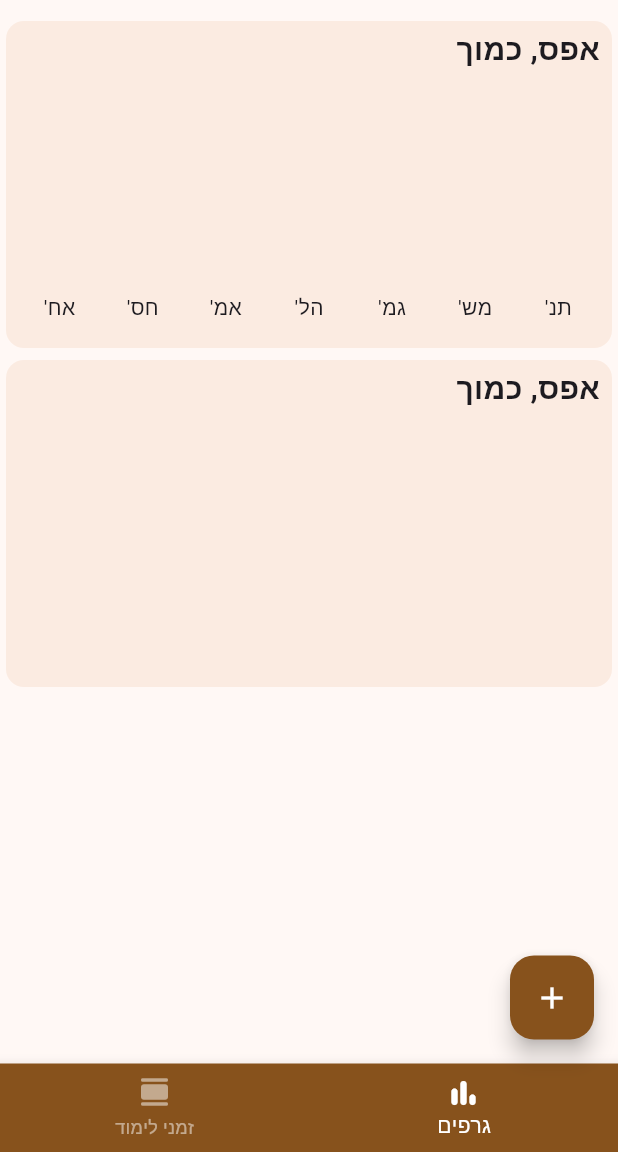
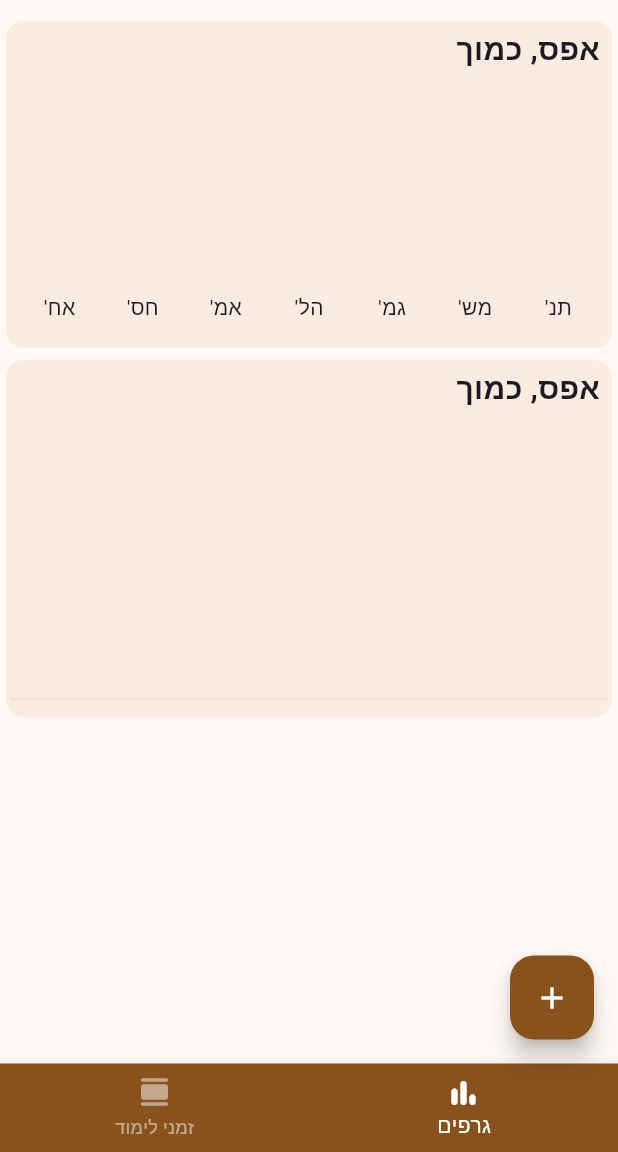
Before and after one commit to AmihayTheKing/toralog, a Flutter app: the screen it shows after launch, item 2 of the bottom bar chosen, on a phone screen of 412 x 824 dp, the part 84-1236 px from its top. Run offline on Flutter 3.47's test engine with Material 3 defaults, Android fonts, the phone set to English and light mode, and no system bars; our stand-ins replace sqflite; missing offline and left inert: kosher_dart; accounts and stored records are empty.

Commit message:
Changes to be committed: 	modified:   lib/models/learn_time.dart 	modified:   lib/models/learn_times_bucket.dart 	modified:   lib/util/general_util.dart 	modified:   lib/widgets/chart/multi_color_chart.dart 	modified:   lib/widgets/chart/multi_color_chart_bar.dart 	modified:   lib/widgets/screens/charts_screen.dart

```diff
--- a/lib/models/learn_time.dart
+++ b/lib/models/learn_time.dart
@@ -60,11 +60,13 @@ class LearnTime {
     return (minutesEnd - minutesStart) / 60;
   }
 
-  String get formattedHours => hours < 1
-      ? '${doublesFormat.format((hours * 60) % 60)} דקות'
-      : hours.toInt() == hours
-          ? '${doublesFormat.format(hours.floor())} שעות'
-          : '${doublesFormat.format(hours.floor())} שעות ו${doublesFormat.format((hours * 60) % 60)} דקות';
+  String get formattedHours => hours == 0
+      ? 'ביטול תורה מוחלט'
+      : hours < 1
+          ? '${doublesFormat.format((hours * 60) % 60)} דקות'
+          : hours.toInt() == hours
+              ? '${doublesFormat.format(hours.floor())} שעות'
+              : '${doublesFormat.format(hours.floor())} שעות ו${doublesFormat.format((hours * 60) % 60)} דקות';
 
   Map<String, dynamic> get map => {
         'id': id,
--- a/lib/models/learn_times_bucket.dart
+++ b/lib/models/learn_times_bucket.dart
@@ -24,7 +24,7 @@ class LearnTimesBucket {
     return sum;
   }
 
-  String get formmettedAmount => amount == 0
+  String get formattedAmount => amount == 0
       ? 'אפס, כמוך'
       : amount < 1
           ? '${doublesFormat.format((amount * 60) % 60)} דקות'
--- a/lib/util/general_util.dart
+++ b/lib/util/general_util.dart
@@ -17,6 +17,11 @@ final HebrewDateFormatter jewishDateFormat = HebrewDateFormatter()
 final DateFormat onlyHourDateFormat = DateFormat.Hm();
 
 extension DateTimeExtenson on DateTime {
+  DateTime get onlyDate {
+    return copyWith(
+        hour: 0, minute: 0, second: 0, millisecond: 0, microsecond: 0);
+  }
+
   bool isSameDate(DateTime other) {
     return year == other.year && month == other.month && day == other.day;
   }
--- a/lib/widgets/chart/multi_color_chart.dart
+++ b/lib/widgets/chart/multi_color_chart.dart
@@ -1,5 +1,6 @@
 import 'package:flutter/material.dart';
 import 'package:kosher_dart/kosher_dart.dart';
+import 'package:zman_limud_demo/util/category.dart';
 import 'package:zman_limud_demo/util/general_util.dart';
 import 'package:zman_limud_demo/widgets/chart/multi_color_chart_bar.dart';
 import 'package:zman_limud_demo/models/learn_times_bucket.dart';
@@ -13,7 +14,7 @@ class MultiColorChart extends StatelessWidget {
 
   final List<LearnTimesBucket> buckets;
   final DateType dateType;
-  final void Function(DateTime) onBarTap;
+  final void Function(DateTime, List<LearnTimesBucket>) onBarTap;
 
   double get maxTotalExpense {
     double maxTotalExpense = 0;
@@ -25,6 +26,34 @@ class MultiColorChart extends StatelessWidget {
     }
 
     return maxTotalExpense;
+  }
+
+  List<LearnTimesBucket> getInnerBuckets(LearnTimesBucket bucket) {
+    List<LearnTimesBucket> tempBuckets = [];
+    for (var category in Category.values) {
+      tempBuckets.add(
+        LearnTimesBucket.fromList(
+          allLearnTimes: bucket.learnTimes,
+          countedThing: category,
+          filter: (learnTime) => learnTime.category == category,
+        ),
+      );
+    }
+    return tempBuckets;
+  }
+
+  Map<Category, double> getInnerFillPercentages(LearnTimesBucket bucket) {
+    Map<Category, double> fillPercent = {};
+    for (var category in Category.values) {
+      LearnTimesBucket tempBucket = LearnTimesBucket.fromList(
+        allLearnTimes: bucket.learnTimes,
+        countedThing: category,
+        filter: (learnTime) => learnTime.category == category,
+      );
+      fillPercent[category] =
+          tempBucket.amount == 0 ? 0 : tempBucket.amount / bucket.amount;
+    }
+    return fillPercent;
   }
 
   @override
@@ -44,13 +73,14 @@ class MultiColorChart extends StatelessWidget {
             Expanded(
               child: InkWell(
                 borderRadius: BorderRadius.vertical(top: Radius.circular(10)),
-                onTap: () => onBarTap(bucket.countedThing),
+                onTap: () =>
+                    onBarTap(bucket.countedThing, getInnerBuckets(bucket)),
                 child: Column(
                   mainAxisSize: MainAxisSize.max,
                   crossAxisAlignment: CrossAxisAlignment.stretch,
                   children: [
                     MultiColorChartBar(
-                      bucket: bucket,
+                      innerFillPercentages: getInnerFillPercentages(bucket),
                       generalFillFactor: maxTotalExpense == 0
                           ? 0
                           : bucket.amount / maxTotalExpense,
--- a/lib/widgets/chart/multi_color_chart_bar.dart
+++ b/lib/widgets/chart/multi_color_chart_bar.dart
@@ -1,24 +1,14 @@
 import 'package:flutter/material.dart';
-import 'package:zman_limud_demo/models/learn_times_bucket.dart';
 import 'package:zman_limud_demo/util/category.dart';
 
 class MultiColorChartBar extends StatelessWidget {
-  MultiColorChartBar(
-      {super.key, required this.generalFillFactor, required this.bucket}) {
-    for (var category in Category.values) {
-      LearnTimesBucket tempBucket = LearnTimesBucket.fromList(
-        allLearnTimes: bucket.learnTimes,
-        countedThing: category,
-        filter: (learnTime) => learnTime.category == category,
-      );
-      allFillFactors[category] =
-          tempBucket.amount == 0 ? 0 : tempBucket.amount / bucket.amount;
-    }
-  }
+  const MultiColorChartBar(
+      {super.key,
+      required this.generalFillFactor,
+      required this.innerFillPercentages});
 
   final double generalFillFactor;
-  final LearnTimesBucket bucket;
-  final Map<Category, double> allFillFactors = {};
+  final Map<Category, double> innerFillPercentages;
 
   @override
   Widget build(BuildContext context) {
@@ -38,7 +28,7 @@ class MultiColorChartBar extends StatelessWidget {
                 children: [
                   for (var category in Category.values)
                     SizedBox(
-                      height: (allFillFactors[category] ?? 0) *
+                      height: (innerFillPercentages[category] ?? 0) *
                           constraints.minHeight,
                       child: DecoratedBox(
                         decoration: BoxDecoration(
--- a/lib/widgets/screens/charts_screen.dart
+++ b/lib/widgets/screens/charts_screen.dart
@@ -16,8 +16,12 @@ class ChartsScreen extends StatefulWidget {
 }
 
 class _ChartsScreenState extends State<ChartsScreen> {
+  int weekDifference = 0;
   DateTime _dateOfDisplayedData = DateTime.now();
   Category _categoryOfDisplayedData = Category.other;
+  List<LearnTimesBucket> _currentShownDayBuckets = [];
+
+  bool displayHorizontalLine = true;
 
   Map<DateTime, LearnTimesBucket> _currentWeekBucket(DateTime date) {
     DateTime startOfWeek = date.subtract(
@@ -28,33 +32,62 @@ class _ChartsScreenState extends State<ChartsScreen> {
     for (var i = 0; i <= 6; i++) {
       DateTime currentDate = startOfWeek.copyWith(day: startOfWeek.day + i);
 
-      map[currentDate] = LearnTimesBucket.fromList(
+      map[currentDate.onlyDate] = LearnTimesBucket.fromList(
         allLearnTimes: widget.appState.widget.learnTimes,
-        countedThing: currentDate,
+        countedThing: currentDate.onlyDate,
         filter: (learnTime) => learnTime.date.isSameDate(currentDate),
       );
     }
     return map;
   }
 
-  void changeDateChartData(DateTime date) {
-    setState(() => _dateOfDisplayedData = date);
+  void changeDateChartData(
+      DateTime date, List<LearnTimesBucket> currentShownDayBuckets) {
+    setState(
+      () {
+        _dateOfDisplayedData = date;
+        _currentShownDayBuckets = currentShownDayBuckets;
+        displayHorizontalLine =
+            _currentShownDayBuckets.any((bucket) => bucket.amount > 0);
+      },
+    );
   }
 
   void changeCategoryChartData(Category category) {
-    setState(() => _categoryOfDisplayedData = category);
+    setState(() {
+      _categoryOfDisplayedData = category;
+    });
+  }
+
+  List<LearnTimesBucket> getInnerBuckets(LearnTimesBucket bucket) {
+    return Category.values.map((category) {
+      return LearnTimesBucket.fromList(
+        allLearnTimes: bucket.learnTimes,
+        countedThing: category,
+        filter: (learnTime) => learnTime.category == category,
+      );
+    }).toList();
+  }
+
+  @override
+  void initState() {
+    super.initState();
+    _currentShownDayBuckets.addAll(getInnerBuckets(
+        _currentWeekBucket(DateTime.now())[DateTime.now().onlyDate]!));
+  }
+
+  @override
+  void dispose() {
+    super.dispose();
   }
 
   @override
   Widget build(BuildContext context) {
     return Scaffold(
       body: SingleChildScrollView(
-        padding: const EdgeInsets.only(
-          bottom: 90,
-        ),
+        padding: const EdgeInsets.only(bottom: 90, top: 10),
         child: Column(
           children: [
-            SizedBox(height: 10),
             Card.filled(
               child: Column(
                 children: [
@@ -70,7 +103,7 @@ class _ChartsScreenState extends State<ChartsScreen> {
                             .appState
                             .widget
                             .categoryBuckets[_categoryOfDisplayedData]!
-                            .formmettedAmount,
+                            .formattedAmount,
                         style: TextStyle(
                             fontSize: 20, fontWeight: FontWeight.bold),
                         textDirection: TextDirection.rtl,
@@ -87,33 +120,83 @@ class _ChartsScreenState extends State<ChartsScreen> {
               ),
             ),
             Card.filled(
+              child: Padding(
+                padding: const EdgeInsets.only(bottom: 4),
                 child: Column(
                   children: [
                     Padding(
-                    padding: EdgeInsets.symmetric(
-                      vertical: 4,
-                      horizontal: 8,
-                    ),
+                      padding: EdgeInsets.symmetric(vertical: 4, horizontal: 8),
                       child: Align(
                         alignment: Alignment.centerRight,
                         child: Text(
-                        _currentWeekBucket(
-                                _dateOfDisplayedData)[_dateOfDisplayedData]!
-                            .formmettedAmount,
+                          _currentWeekBucket(_dateOfDisplayedData)[
+                                  _dateOfDisplayedData.onlyDate]!
+                              .formattedAmount,
                           style: TextStyle(
                               fontSize: 20, fontWeight: FontWeight.bold),
                           textDirection: TextDirection.rtl,
                         ),
                       ),
                     ),
-                  MultiColorChart(
+                    SizedBox(
+                      height: 180,
+                      child: PageView.builder(
+                        controller: PageController(
+                          initialPage: 0,
+                        ),
+                        itemBuilder: (context, index) => MultiColorChart(
+                          onBarTap: changeDateChartData,
                           buckets: _currentWeekBucket(
-                      DateTime.now(),
+                            DateTime.now().add(Duration(days: (-index) * 7)),
                           ).values.toList(),
                           dateType: widget.appState.dateType,
-                    onBarTap: changeDateChartData,
+                        ),
+                      ),
+                    ),
+                    if (displayHorizontalLine)
+                      Padding(
+                        padding: const EdgeInsets.symmetric(horizontal: 3),
+                        child: Divider(
+                          color: Theme.of(context)
+                              .colorScheme
+                              .surfaceContainerHighest,
+                          thickness: 2,
+                        ),
+                      ),
+                    for (var bucket in _currentShownDayBuckets)
+                      if (bucket.amount > 0)
+                        Padding(
+                          padding: const EdgeInsets.symmetric(
+                              vertical: 4, horizontal: 8),
+                          child: Row(
+                            textDirection: TextDirection.rtl,
+                            children: [
+                              SizedBox(
+                                width: 12,
+                                height: 12,
+                                child: Container(
+                                  decoration: BoxDecoration(
+                                    shape: BoxShape.circle,
+                                    color: categoryColors[bucket.countedThing]
+                                        ?.withOpacity(0.77),
+                                  ),
+                                ),
+                              ),
+                              SizedBox(width: 8),
+                              Text(
+                                '${categoryNames[bucket.countedThing]}',
+                                style: TextStyle(fontSize: 15),
+                              ),
+                              Spacer(),
+                              Text(
+                                bucket.formattedAmount,
+                                textDirection: TextDirection.rtl,
                               ),
                             ],
+                          ),
+                        ),
+                  ],
+                ),
               ),
             ),
           ],
```
Lines whose indentation alone changed are shown as unchanged.
